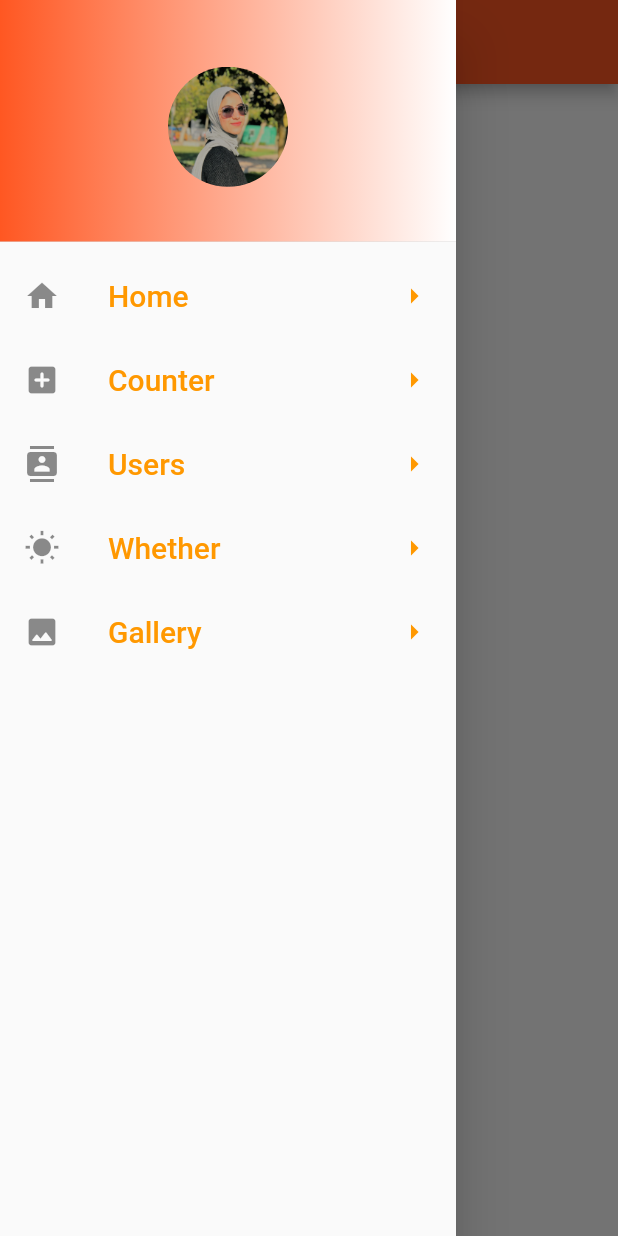
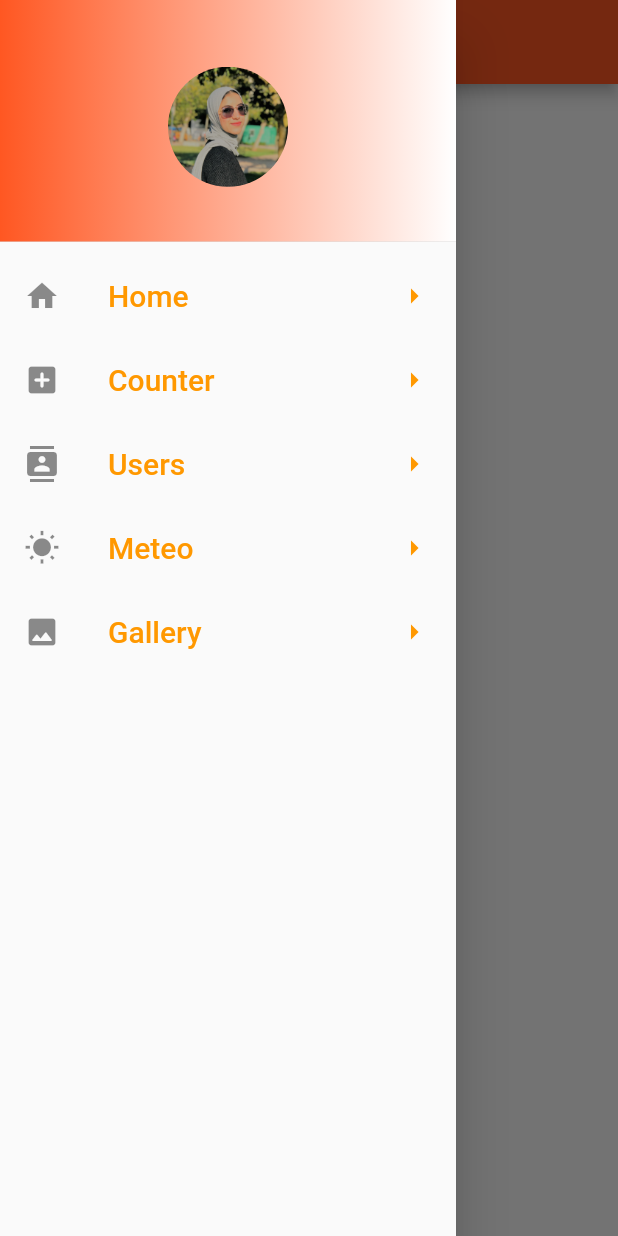
Before and after one commit to Jijinet/Flutter-android-App, a Flutter app: the screen it shows after launch, with the side drawer open, on a phone screen of 412 x 824 dp. Run offline on Flutter 3.47's test engine with Material 2 defaults, Android fonts, the phone set to English and light mode, and no system bars.

Commit message:
changing menu item name

```diff
--- a/lib/global/global.parameter.dart
+++ b/lib/global/global.parameter.dart
@@ -18,8 +18,8 @@ class GlobalParameters{
       "icon":Icon(Icons.contacts)
     },
     {
-      "title":"Whether",
-      "route":"/whether",
+      "title":"Meteo",
+      "route":"/meteo",
       "icon":Icon(Icons.wb_sunny)
     },
     {
--- a/lib/main.dart
+++ b/lib/main.dart
@@ -19,7 +19,7 @@ class MyApp extends StatelessWidget {
         "/counter":(context)=>CounterPage(),
         "/users":(context)=>UsersPage(),
         "/gallery":(context)=>Gallery(),
-        "/whether":(context)=>WeatherForm()
+        "/meteo":(context)=>WeatherForm()
       },
       theme: ThemeData(
         primarySwatch: Colors.deepOrange,
```
